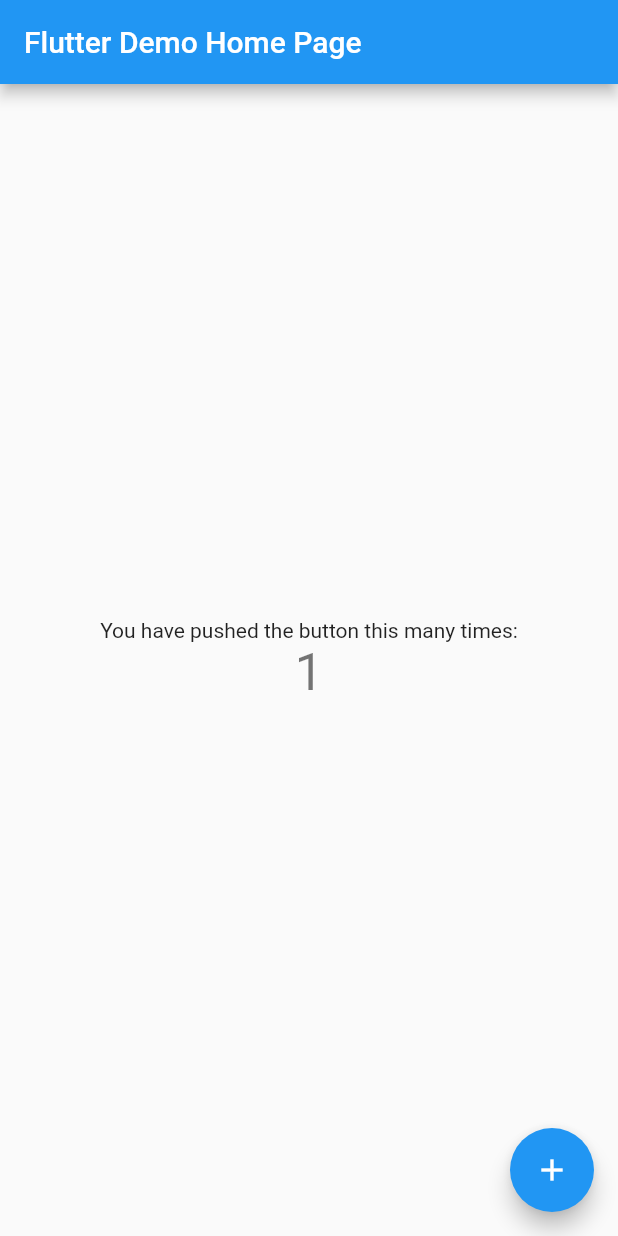
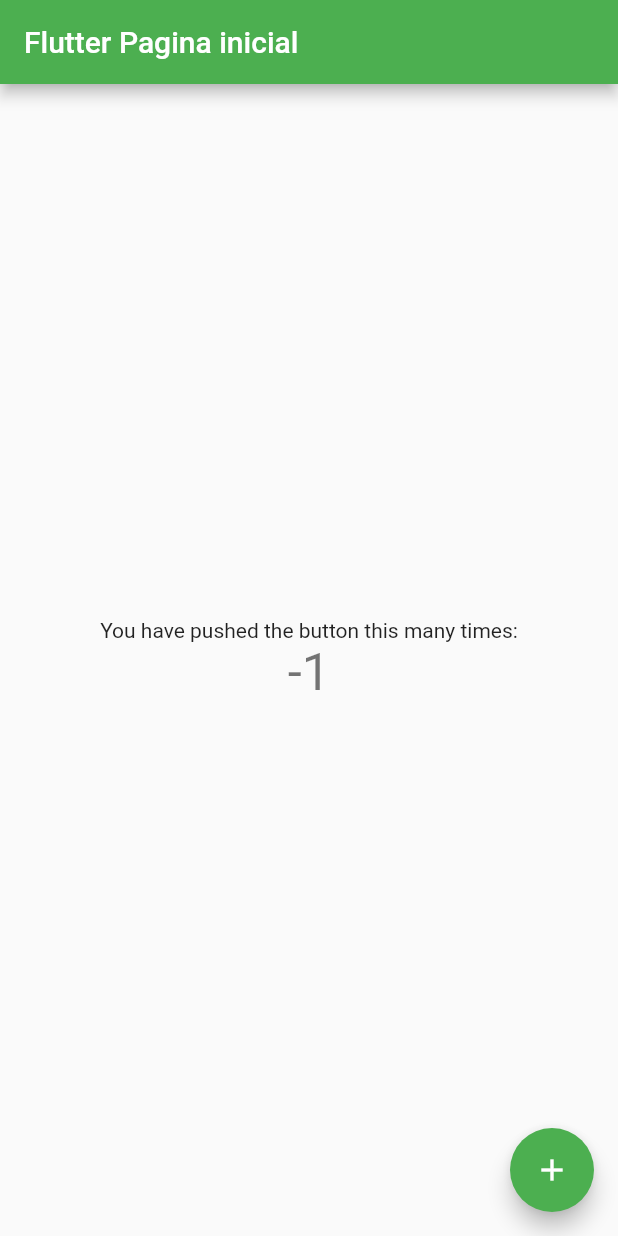
Before and after one commit to Tenroll3r/Flutterapp, a Flutter app: the screen it shows after launch, after a tap on the "add" icon, on a phone screen of 412 x 824 dp. Run offline on Flutter 3.47's test engine with Material 2 defaults, Android fonts, the phone set to English and light mode, and no system bars.

Commit message:
Update main.dart

```diff
--- a/first_app/lib/main.dart
+++ b/first_app/lib/main.dart
@@ -18,9 +18,9 @@ class MyApp extends StatelessWidget {
         // or simply save your changes to "hot reload" in a Flutter IDE).
         // Notice that the counter didn't reset back to zero; the application
         // is not restarted.
-        primarySwatch: Colors.blue,
+        primarySwatch: Colors.green,
       ),
-      home: MyHomePage(title: 'Flutter Demo Home Page'),
+      home: MyHomePage(title: 'Flutter Pagina inicial'),
     );
   }
 }
@@ -53,7 +53,7 @@ class _MyHomePageState extends State<MyHomePage> {
       // so that the display can reflect the updated values. If we changed
       // _counter without calling setState(), then the build method would not be
       // called again, and so nothing would appear to happen.
-      _counter++;
+      _counter--;
     });
   }
 
```
